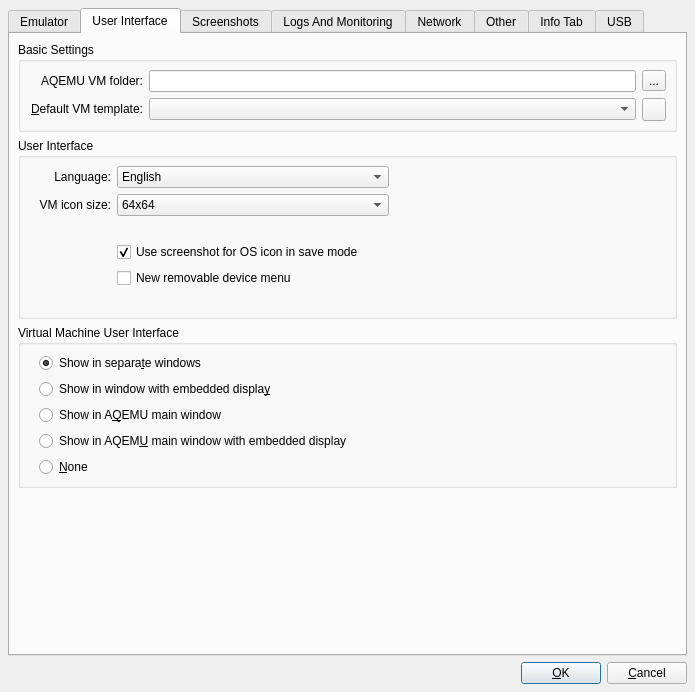
Before: the Qt Designer form src/Advanced_Settings_Window.ui in tobimensch/aqemu, drawn with Qt 5.
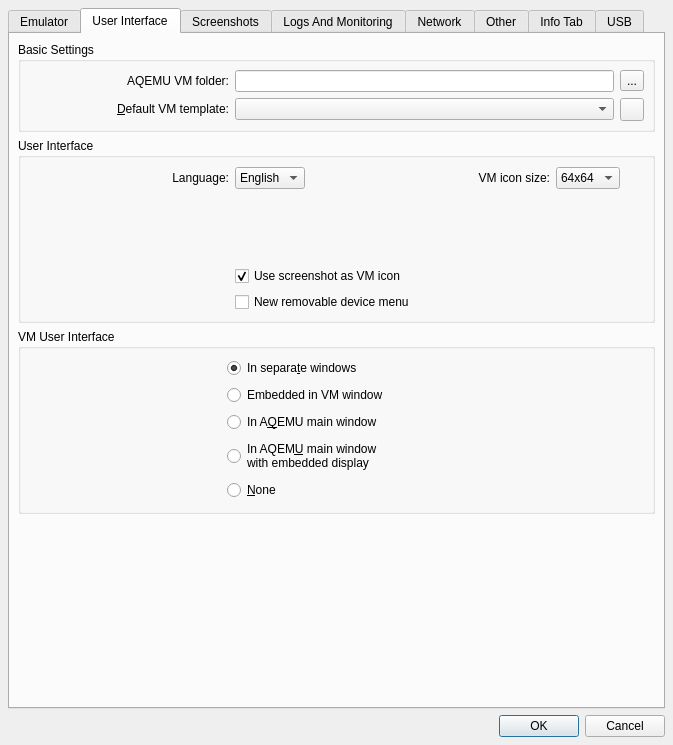
After: the same form once the commit is applied. The open tabs and pages were chosen to show the change. Icons and pictures are not drawn. Custom widgets are drawn as their Qt base class.

Diff of the .ui file:
```diff
--- a/src/Advanced_Settings_Window.ui
+++ b/src/Advanced_Settings_Window.ui
@@ -7,10 +7,16 @@
    <rect>
     <x>0</x>
     <y>0</y>
-    <width>695</width>
-    <height>692</height>
+    <width>673</width>
+    <height>745</height>
    </rect>
   </property>
+  <property name="sizePolicy">
+   <sizepolicy hsizetype="Fixed" vsizetype="Fixed">
+    <horstretch>0</horstretch>
+    <verstretch>0</verstretch>
+   </sizepolicy>
+  </property>
   <property name="windowTitle">
    <string>AQEMU Settings</string>
   </property>
@@ -35,24 +41,9 @@
       </spacer>
      </item>
      <item>
-      <widget class="QPushButton" name="Button_OK">
-       <property name="text">
-        <string>&amp;OK</string>
-       </property>
-       <property name="icon">
-        <iconset resource="../resources/icons.qrc">
-         <normaloff>:/ok.png</normaloff>:/ok.png</iconset>
-       </property>
-      </widget>
-     </item>
-     <item>
-      <widget class="QPushButton" name="Button_Cancel">
-       <property name="text">
-        <string>&amp;Cancel</string>
-       </property>
-       <property name="icon">
-        <iconset resource="../resources/icons.qrc">
-         <normaloff>:/cancel.png</normaloff>:/cancel.png</iconset>
+      <widget class="Dialog_Button_Box" name="buttonBox">
+       <property name="standardButtons">
+        <set>QDialogButtonBox::Cancel|QDialogButtonBox::Ok</set>
        </property>
       </widget>
      </item>
@@ -312,81 +303,92 @@
           <string>Basic Settings</string>
          </property>
          <layout class="QGridLayout" name="gridLayout_7">
-          <property name="leftMargin">
-           <number>10</number>
-          </property>
           <item row="0" column="0">
-           <widget class="QLabel" name="Label_VM_Folder">
-            <property name="sizePolicy">
-             <sizepolicy hsizetype="Minimum" vsizetype="Preferred">
-              <horstretch>0</horstretch>
-              <verstretch>0</verstretch>
-             </sizepolicy>
+           <layout class="QGridLayout" name="gridLayout_6" columnstretch="1,2,0">
+            <property name="leftMargin">
+             <number>10</number>
             </property>
-            <property name="text">
-             <string>AQEMU VM folder:</string>
-            </property>
-            <property name="alignment">
-             <set>Qt::AlignRight|Qt::AlignTrailing|Qt::AlignVCenter</set>
-            </property>
-           </widget>
-          </item>
-          <item row="0" column="1">
-           <widget class="QLineEdit" name="Edit_VM_Folder"/>
-          </item>
-          <item row="0" column="2">
-           <widget class="QToolButton" name="TB_VM_Folder">
-            <property name="text">
-             <string>...</string>
-            </property>
-            <property name="icon">
-             <iconset resource="../resources/icons.qrc">
-              <normaloff>:/open-folder.png</normaloff>:/open-folder.png</iconset>
-            </property>
-           </widget>
-          </item>
-          <item row="1" column="0">
-           <widget class="QLabel" name="Label_Default_VM_Template">
-            <property name="sizePolicy">
-             <sizepolicy hsizetype="Minimum" vsizetype="Fixed">
-              <horstretch>0</horstretch>
-              <verstretch>0</verstretch>
-             </sizepolicy>
-            </property>
-            <property name="text">
-             <string>&amp;Default VM template:</string>
-            </property>
-            <property name="alignment">
-             <set>Qt::AlignRight|Qt::AlignTrailing|Qt::AlignVCenter</set>
-            </property>
-            <property name="buddy">
-             <cstring>CB_Default_VM_Template</cstring>
-            </property>
-           </widget>
-          </item>
-          <item row="1" column="1">
-           <widget class="QComboBox" name="CB_Default_VM_Template">
-            <property name="sizePolicy">
-             <sizepolicy hsizetype="Minimum" vsizetype="Fixed">
-              <horstretch>0</horstretch>
-              <verstretch>0</verstretch>
-             </sizepolicy>
-            </property>
-           </widget>
-          </item>
-          <item row="1" column="2">
-           <widget class="QToolButton" name="Button_Create_Template_from_VM">
-            <property name="toolTip">
-             <string>Create Template</string>
-            </property>
-            <property name="text">
-             <string/>
-            </property>
-            <property name="icon">
-             <iconset resource="../resources/icons.qrc">
-              <normaloff>:/add.png</normaloff>:/add.png</iconset>
-            </property>
-           </widget>
+            <item row="0" column="0">
+             <widget class="QLabel" name="Label_VM_Folder">
+              <property name="sizePolicy">
+               <sizepolicy hsizetype="Minimum" vsizetype="Preferred">
+                <horstretch>0</horstretch>
+                <verstretch>0</verstretch>
+               </sizepolicy>
+              </property>
+              <property name="text">
+               <string>AQEMU VM folder:</string>
+              </property>
+              <property name="alignment">
+               <set>Qt::AlignRight|Qt::AlignTrailing|Qt::AlignVCenter</set>
+              </property>
+             </widget>
+            </item>
+            <item row="1" column="1">
+             <widget class="QComboBox" name="CB_Default_VM_Template">
+              <property name="sizePolicy">
+               <sizepolicy hsizetype="Minimum" vsizetype="Fixed">
+                <horstretch>0</horstretch>
+                <verstretch>0</verstretch>
+               </sizepolicy>
+              </property>
+             </widget>
+            </item>
+            <item row="1" column="0">
+             <widget class="QLabel" name="Label_Default_VM_Template">
+              <property name="sizePolicy">
+               <sizepolicy hsizetype="Minimum" vsizetype="Fixed">
+                <horstretch>0</horstretch>
+                <verstretch>0</verstretch>
+               </sizepolicy>
+              </property>
+              <property name="text">
+               <string>&amp;Default VM template:</string>
+              </property>
+              <property name="alignment">
+               <set>Qt::AlignRight|Qt::AlignTrailing|Qt::AlignVCenter</set>
+              </property>
+              <property name="buddy">
+               <cstring>CB_Default_VM_Template</cstring>
+              </property>
+             </widget>
+            </item>
+            <item row="0" column="1">
+             <widget class="QLineEdit" name="Edit_VM_Folder">
+              <property name="sizePolicy">
+               <sizepolicy hsizetype="Minimum" vsizetype="Fixed">
+                <horstretch>0</horstretch>
+                <verstretch>0</verstretch>
+               </sizepolicy>
+              </property>
+             </widget>
+            </item>
+            <item row="0" column="2">
+             <widget class="QToolButton" name="TB_VM_Folder">
+              <property name="text">
+               <string>...</string>
+              </property>
+              <property name="icon">
+               <iconset resource="../resources/icons.qrc">
+                <normaloff>:/open-folder.png</normaloff>:/open-folder.png</iconset>
+              </property>
+             </widget>
+            </item>
+            <item row="1" column="2">
+             <widget class="QToolButton" name="Button_Create_Template_from_VM">
+              <property name="toolTip">
+               <string>Create Template</string>
+              </property>
+              <property name="text">
+               <string/>
+              </property>
+              <property name="icon">
+               <iconset resource="../resources/icons.qrc">
+                <normaloff>:/add.png</normaloff>:/add.png</iconset>
+              </property>
+             </widget>
+            </item>
+           </layout>
           </item>
          </layout>
         </widget>
@@ -398,14 +400,14 @@
          </property>
          <layout class="QHBoxLayout" name="horizontalLayout_3">
           <item>
-           <layout class="QGridLayout" name="gridLayout_10">
+           <layout class="QGridLayout" name="gridLayout_10" rowstretch="1,2,0,0,0,0" columnstretch="1,2,0,0">
             <property name="leftMargin">
              <number>10</number>
             </property>
             <item row="0" column="0">
              <widget class="QLabel" name="Label_Language">
               <property name="sizePolicy">
-               <sizepolicy hsizetype="Preferred" vsizetype="Preferred">
+               <sizepolicy hsizetype="Minimum" vsizetype="Preferred">
                 <horstretch>0</horstretch>
                 <verstretch>0</verstretch>
                </sizepolicy>
@@ -418,114 +420,120 @@
               </property>
              </widget>
             </item>
-            <item row="1" column="0">
-             <widget class="QLabel" name="Label_VM_Icons_Size">
-              <property name="text">
-               <string>VM icon size:</string>
-              </property>
-              <property name="alignment">
-               <set>Qt::AlignRight|Qt::AlignTrailing|Qt::AlignVCenter</set>
-              </property>
-             </widget>
-            </item>
-            <item row="1" column="1">
-             <widget class="QComboBox" name="CB_VM_Icons_Size">
-              <property name="sizePolicy">
-               <sizepolicy hsizetype="Minimum" vsizetype="Fixed">
-                <horstretch>0</horstretch>
-                <verstretch>0</verstretch>
-               </sizepolicy>
-              </property>
-              <property name="currentIndex">
-               <number>4</number>
-              </property>
-              <item>
-               <property name="text">
-                <string>16x16</string>
-               </property>
-              </item>
-              <item>
-               <property name="text">
-                <string>24x24</string>
-               </property>
-              </item>
-              <item>
-               <property name="text">
-                <string>32x32</string>
-               </property>
-              </item>
-              <item>
-               <property name="text">
-                <string>48x48</string>
-               </property>
-              </item>
-              <item>
-               <property name="text">
-                <string>64x64</string>
-               </property>
-              </item>
-             </widget>
-            </item>
-            <item row="0" column="1">
-             <widget class="QComboBox" name="CB_Language">
-              <property name="sizePolicy">
-               <sizepolicy hsizetype="Expanding" vsizetype="Fixed">
-                <horstretch>0</horstretch>
-                <verstretch>0</verstretch>
-               </sizepolicy>
-              </property>
-              <item>
-               <property name="text">
-                <string>English</string>
-               </property>
-              </item>
-             </widget>
-            </item>
-            <item row="0" column="2">
-             <spacer name="horizontalSpacer_5">
-              <property name="orientation">
-               <enum>Qt::Horizontal</enum>
-              </property>
-              <property name="sizeHint" stdset="0">
-               <size>
-                <width>40</width>
-                <height>20</height>
-               </size>
-              </property>
-             </spacer>
-            </item>
-            <item row="4" column="1" colspan="2">
-             <widget class="QCheckBox" name="CH_Screenshot_for_OS_Logo">
-              <property name="text">
-               <string>Use screenshot for OS icon in save mode</string>
-              </property>
-              <property name="checked">
-               <bool>true</bool>
-              </property>
-             </widget>
-            </item>
-            <item row="5" column="1" rowspan="2" colspan="2">
+            <item row="4" column="1" rowspan="2" colspan="2">
              <widget class="QCheckBox" name="CH_Use_New_Device_Changer">
               <property name="text">
                <string>New removable device menu</string>
               </property>
              </widget>
             </item>
-            <item row="3" column="2">
-             <spacer name="horizontalSpacer_6">
+            <item row="3" column="1" colspan="2">
+             <widget class="QCheckBox" name="CH_Screenshot_for_OS_Logo">
+              <property name="sizePolicy">
+               <sizepolicy hsizetype="MinimumExpanding" vsizetype="Fixed">
+                <horstretch>0</horstretch>
+                <verstretch>0</verstretch>
+               </sizepolicy>
+              </property>
+              <property name="text">
+               <string>Use screenshot as VM icon</string>
+              </property>
+              <property name="checked">
+               <bool>true</bool>
+              </property>
+             </widget>
+            </item>
+            <item row="0" column="1" colspan="2">
+             <layout class="QHBoxLayout" name="horizontalLayout_11">
+              <item>
+               <widget class="QComboBox" name="CB_Language">
+                <property name="sizePolicy">
+                 <sizepolicy hsizetype="Fixed" vsizetype="Fixed">
+                  <horstretch>0</horstretch>
+                  <verstretch>0</verstretch>
+                 </sizepolicy>
+                </property>
+                <item>
+                 <property name="text">
+                  <string>English</string>
+                 </property>
+                </item>
+               </widget>
+              </item>
+              <item>
+               <widget class="QLabel" name="Label_VM_Icons_Size">
+                <property name="sizePolicy">
+                 <sizepolicy hsizetype="Minimum" vsizetype="Preferred">
+                  <horstretch>0</horstretch>
+                  <verstretch>0</verstretch>
+                 </sizepolicy>
+                </property>
+                <property name="text">
+                 <string>VM icon size:</string>
+                </property>
+                <property name="alignment">
+                 <set>Qt::AlignRight|Qt::AlignTrailing|Qt::AlignVCenter</set>
+                </property>
+               </widget>
+              </item>
+              <item>
+               <widget class="QComboBox" name="CB_VM_Icons_Size">
+                <property name="sizePolicy">
+                 <sizepolicy hsizetype="Fixed" vsizetype="Fixed">
+                  <horstretch>0</horstretch>
+                  <verstretch>0</verstretch>
+                 </sizepolicy>
+                </property>
+                <property name="currentIndex">
+                 <number>4</number>
+                </property>
+                <item>
+                 <property name="text">
+                  <string>16x16</string>
+                 </property>
+                </item>
+                <item>
+                 <property name="text">
+                  <string>24x24</string>
+                 </property>
+                </item>
+                <item>
+                 <property name="text">
+                  <string>32x32</string>
+                 </property>
+                </item>
+                <item>
+                 <property name="text">
+                  <string>48x48</string>
+                 </property>
+                </item>
+                <item>
+                 <property name="text">
+                  <string>64x64</string>
+                 </property>
+                </item>
+               </widget>
+              </item>
+             </layout>
+            </item>
+            <item row="0" column="3">
+             <spacer name="horizontalSpacer_4">
               <property name="orientation">
                <enum>Qt::Horizontal</enum>
               </property>
+              <property name="sizeType">
+               <enum>QSizePolicy::MinimumExpanding</enum>
+              </property>
               <property name="sizeHint" stdset="0">
                <size>
-                <width>40</width>
-                <height>20</height>
+                <width>24</width>
+                <height>24</height>
                </size>
               </property>
              </spacer>
             </item>
-            <item row="7" column="2">
-             <spacer name="horizontalSpacer_7">
+            <item row="2" column="1">
+             <spacer name="horizontalSpacer_5">
               <property name="orientation">
                <enum>Qt::Horizontal</enum>
               </property>
@@ -545,52 +553,97 @@
        <item>
         <widget class="QGroupBox" name="groupBox_5">
          <property name="title">
-          <string>Virtual Machine User Interface</string>
+          <string>VM User Interface</string>
          </property>
          <layout class="QHBoxLayout" name="horizontalLayout_7">
           <item>
-           <layout class="QVBoxLayout" name="verticalLayout_3">
+           <layout class="QGridLayout" name="gridLayout_11" rowstretch="1,0,0,0,0" columnstretch="1,2,0">
             <property name="leftMargin">
              <number>10</number>
             </property>
-            <item>
-             <widget class="QRadioButton" name="RB_Emul_Show_Window">
-              <property name="text">
-               <string>Show in separa&amp;te windows</string>
-              </property>
-              <property name="checked">
-               <bool>true</bool>
-              </property>
-             </widget>
-            </item>
-            <item>
+            <item row="1" column="1">
              <widget class="QRadioButton" name="RB_Emul_Show_VNC">
               <property name="text">
-               <string>Show in window with embedded displa&amp;y</string>
+               <string>Embedded in VM window</string>
               </property>
              </widget>
             </item>
-            <item>
-             <widget class="QRadioButton" name="RB_Emul_Show_In_Main_Window">
-              <property name="text">
-               <string>Show in A&amp;QEMU main window</string>
-              </property>
-             </widget>
-            </item>
-            <item>
-             <widget class="QRadioButton" name="RB_Emul_Show_VNC_In_Main_Window">
-              <property name="text">
-               <string>Show in AQEM&amp;U main window with embedded display</string>
-              </property>
-             </widget>
-            </item>
-            <item>
+            <item row="4" column="1">
              <widget class="QRadioButton" name="RB_Emul_No_Show">
               <property name="text">
                <string>&amp;None</string>
               </property>
              </widget>
             </item>
+            <item row="0" column="1">
+             <widget class="QRadioButton" name="RB_Emul_Show_Window">
+              <property name="sizePolicy">
+               <sizepolicy hsizetype="Minimum" vsizetype="Fixed">
+                <horstretch>0</horstretch>
+                <verstretch>0</verstretch>
+               </sizepolicy>
+              </property>
+              <property name="sizeIncrement">
+               <size>
+                <width>1</width>
+                <height>0</height>
+               </size>
+              </property>
+              <property name="text">
+               <string>In separa&amp;te windows</string>
+              </property>
+              <property name="checked">
+               <bool>true</bool>
+              </property>
+             </widget>
+            </item>
+            <item row="3" column="1">
+             <widget class="QRadioButton" name="RB_Emul_Show_VNC_In_Main_Window">
+              <property name="text">
+               <string>In AQEM&amp;U main window
+with embedded display</string>
+              </property>
+             </widget>
+            </item>
+            <item row="0" column="0">
+             <spacer name="horizontalSpacer_2">
+              <property name="orientation">
+               <enum>Qt::Horizontal</enum>
+              </property>
+              <property name="sizeType">
+               <enum>QSizePolicy::Minimum</enum>
+              </property>
+              <property name="sizeHint" stdset="0">
+               <size>
+                <width>40</width>
+                <height>20</height>
+               </size>
+              </property>
+             </spacer>
+            </item>
+            <item row="0" column="2">
+             <spacer name="horizontalSpacer_3">
+              <property name="orientation">
+               <enum>Qt::Horizontal</enum>
+              </property>
+              <property name="sizeType">
+               <enum>QSizePolicy::Fixed</enum>
+              </property>
+              <property name="sizeHint" stdset="0">
+               <size>
+                <width>40</width>
+                <height>20</height>
+               </size>
+              </property>
+             </spacer>
+            </item>
+            <item row="2" column="1">
+             <widget class="QRadioButton" name="RB_Emul_Show_In_Main_Window">
+              <property name="text">
+               <string>In A&amp;QEMU main window</string>
+              </property>
+             </widget>
+            </item>
            </layout>
           </item>
          </layout>
@@ -2310,6 +2363,13 @@
   </layout>
  </widget>
  <layoutdefault spacing="6" margin="8"/>
+ <customwidgets>
+  <customwidget>
+   <class>Dialog_Button_Box</class>
+   <extends>QDialogButtonBox</extends>
+   <header>Dialog_Button_Box.h</header>
+  </customwidget>
+ </customwidgets>
  <tabstops>
   <tabstop>All_Tabs</tabstop>
   <tabstop>Button_OK</tabstop>
```
Left out of the diff: 736 changed lines with no effect on the pictures.
